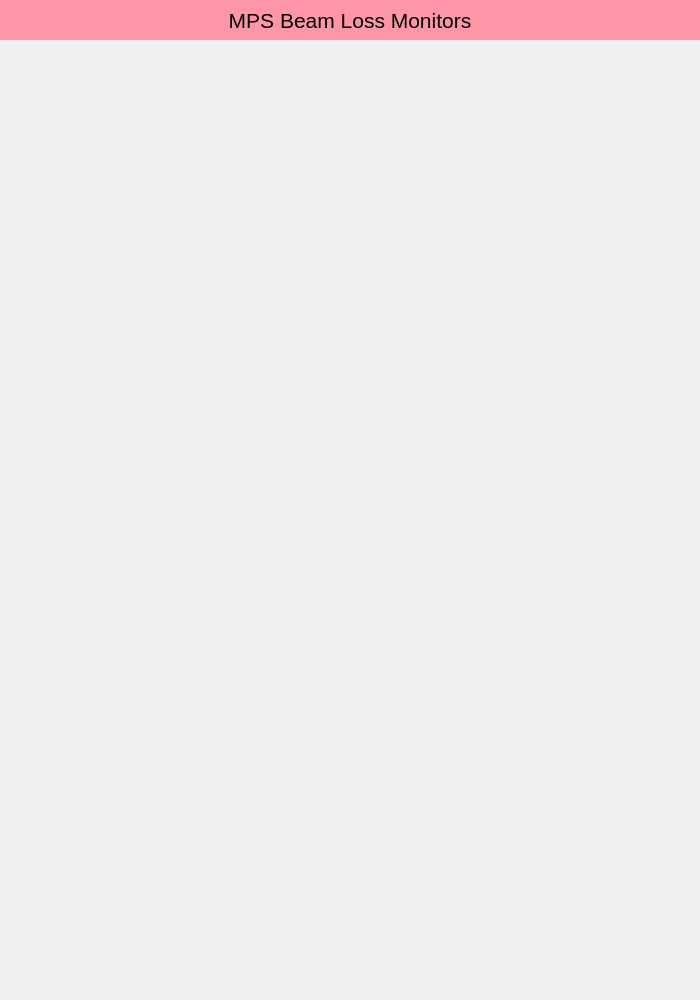
Qt form mps_blms.ui (ad-build-test/pydm-mps) before a commit.
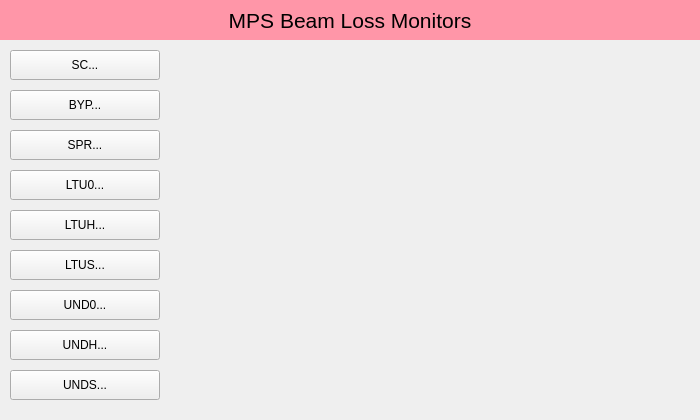
The same form after that commit. Custom widgets are drawn as their Qt base class.

Commit message: Add buttons for blm screens

What changed in the file:
```diff
--- a/mps_blms.ui
+++ b/mps_blms.ui
@@ -7,7 +7,7 @@
     <x>0</x>
     <y>0</y>
     <width>700</width>
-    <height>1000</height>
+    <height>420</height>
    </rect>
   </property>
   <property name="windowTitle">
@@ -37,7 +37,230 @@
     <set>Qt::AlignCenter</set>
    </property>
   </widget>
+  <widget class="PyDMRelatedDisplayButton" name="PyDMRelatedDisplayButton">
+   <property name="geometry">
+    <rect>
+     <x>10</x>
+     <y>90</y>
+     <width>150</width>
+     <height>30</height>
+    </rect>
+   </property>
+   <property name="toolTip">
+    <string/>
+   </property>
+   <property name="text">
+    <string>BYP...</string>
+   </property>
+   <property name="filenames" stdset="0">
+    <stringlist>
+     <string>$PHYSICS_TOP/mps_configuration/current/display/blms/blms_BYP.ui</string>
+    </stringlist>
+   </property>
+   <property name="openInNewWindow" stdset="0">
+    <bool>true</bool>
+   </property>
+  </widget>
+  <widget class="PyDMRelatedDisplayButton" name="PyDMRelatedDisplayButton_2">
+   <property name="geometry">
+    <rect>
+     <x>10</x>
+     <y>170</y>
+     <width>150</width>
+     <height>30</height>
+    </rect>
+   </property>
+   <property name="toolTip">
+    <string/>
+   </property>
+   <property name="text">
+    <string>LTU0...</string>
+   </property>
+   <property name="filenames" stdset="0">
+    <stringlist>
+     <string>$PHYSICS_TOP/mps_configuration/current/display/blms/blms_LTU0.ui</string>
+    </stringlist>
+   </property>
+   <property name="openInNewWindow" stdset="0">
+    <bool>true</bool>
+   </property>
+  </widget>
+  <widget class="PyDMRelatedDisplayButton" name="PyDMRelatedDisplayButton_3">
+   <property name="geometry">
+    <rect>
+     <x>10</x>
+     <y>210</y>
+     <width>150</width>
+     <height>30</height>
+    </rect>
+   </property>
+   <property name="toolTip">
+    <string/>
+   </property>
+   <property name="text">
+    <string>LTUH...</string>
+   </property>
+   <property name="filenames" stdset="0">
+    <stringlist>
+     <string>$PHYSICS_TOP/mps_configuration/current/display/blms/blms_LTUH.ui</string>
+    </stringlist>
+   </property>
+   <property name="openInNewWindow" stdset="0">
+    <bool>true</bool>
+   </property>
+  </widget>
+  <widget class="PyDMRelatedDisplayButton" name="PyDMRelatedDisplayButton_4">
+   <property name="geometry">
+    <rect>
+     <x>10</x>
+     <y>250</y>
+     <width>150</width>
+     <height>30</height>
+    </rect>
+   </property>
+   <property name="toolTip">
+    <string/>
+   </property>
+   <property name="text">
+    <string>LTUS...</string>
+   </property>
+   <property name="filenames" stdset="0">
+    <stringlist>
+     <string>$PHYSICS_TOP/mps_configuration/current/display/blms/blms_LTUS.ui</string>
+    </stringlist>
+   </property>
+   <property name="openInNewWindow" stdset="0">
+    <bool>true</bool>
+   </property>
+  </widget>
+  <widget class="PyDMRelatedDisplayButton" name="PyDMRelatedDisplayButton_5">
+   <property name="geometry">
+    <rect>
+     <x>10</x>
+     <y>50</y>
+     <width>150</width>
+     <height>30</height>
+    </rect>
+   </property>
+   <property name="toolTip">
+    <string/>
+   </property>
+   <property name="text">
+    <string>SC...</string>
+   </property>
+   <property name="filenames" stdset="0">
+    <stringlist>
+     <string>$PHYSICS_TOP/mps_configuration/current/display/blms/blms_SC.ui</string>
+    </stringlist>
+   </property>
+   <property name="openInNewWindow" stdset="0">
+    <bool>true</bool>
+   </property>
+  </widget>
+  <widget class="PyDMRelatedDisplayButton" name="PyDMRelatedDisplayButton_6">
+   <property name="geometry">
+    <rect>
+     <x>10</x>
+     <y>130</y>
+     <width>150</width>
+     <height>30</height>
+    </rect>
+   </property>
+   <property name="toolTip">
+    <string/>
+   </property>
+   <property name="text">
+    <string>SPR...</string>
+   </property>
+   <property name="filenames" stdset="0">
+    <stringlist>
+     <string>$PHYSICS_TOP/mps_configuration/current/display/blms/blms_SPR.ui</string>
+    </stringlist>
+   </property>
+   <property name="openInNewWindow" stdset="0">
+    <bool>true</bool>
+   </property>
+  </widget>
+  <widget class="PyDMRelatedDisplayButton" name="PyDMRelatedDisplayButton_7">
+   <property name="geometry">
+    <rect>
+     <x>10</x>
+     <y>290</y>
+     <width>150</width>
+     <height>30</height>
+    </rect>
+   </property>
+   <property name="toolTip">
+    <string/>
+   </property>
+   <property name="text">
+    <string>UND0...</string>
+   </property>
+   <property name="filenames" stdset="0">
+    <stringlist>
+     <string>$PHYSICS_TOP/mps_configuration/current/display/blms/blms_UND0.ui</string>
+    </stringlist>
+   </property>
+   <property name="openInNewWindow" stdset="0">
+    <bool>true</bool>
+   </property>
+  </widget>
+  <widget class="PyDMRelatedDisplayButton" name="PyDMRelatedDisplayButton_8">
+   <property name="geometry">
+    <rect>
+     <x>10</x>
+     <y>330</y>
+     <width>150</width>
+     <height>30</height>
+    </rect>
+   </property>
+   <property name="toolTip">
+    <string/>
+   </property>
+   <property name="text">
+    <string>UNDH...</string>
+   </property>
+   <property name="filenames" stdset="0">
+    <stringlist>
+     <string>$PHYSICS_TOP/mps_configuration/current/display/blms/blms_UNDH.ui</string>
+    </stringlist>
+   </property>
+   <property name="openInNewWindow" stdset="0">
+    <bool>true</bool>
+   </property>
+  </widget>
+  <widget class="PyDMRelatedDisplayButton" name="PyDMRelatedDisplayButton_9">
+   <property name="geometry">
+    <rect>
+     <x>10</x>
+     <y>370</y>
+     <width>150</width>
+     <height>30</height>
+    </rect>
+   </property>
+   <property name="toolTip">
+    <string/>
+   </property>
+   <property name="text">
+    <string>UNDS...</string>
+   </property>
+   <property name="filenames" stdset="0">
+    <stringlist>
+     <string>$PHYSICS_TOP/mps_configuration/current/display/blms/blms_UNDS.ui</string>
+    </stringlist>
+   </property>
+   <property name="openInNewWindow" stdset="0">
+    <bool>true</bool>
+   </property>
+  </widget>
  </widget>
+ <customwidgets>
+  <customwidget>
+   <class>PyDMRelatedDisplayButton</class>
+   <extends>QPushButton</extends>
+   <header>pydm.widgets.related_display_button</header>
+  </customwidget>
+ </customwidgets>
  <resources/>
  <connections/>
 </ui>
```
